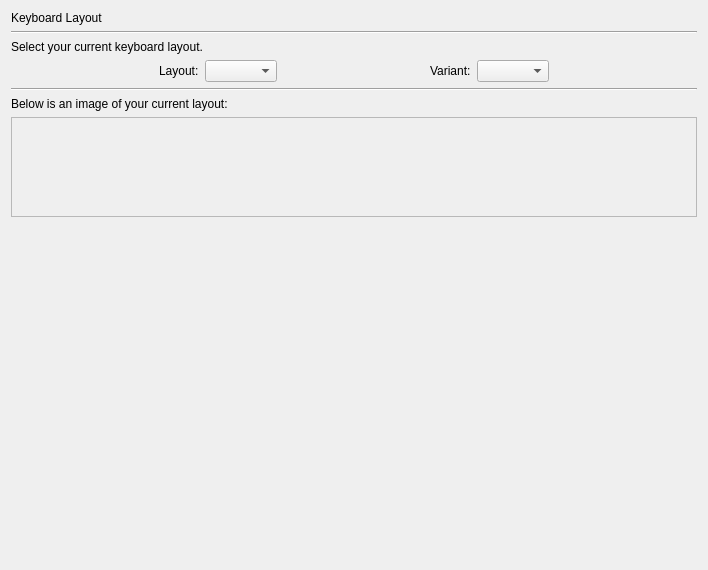
The window that gui/qt/stepKeyboardConf.ui (chenhan1218/ubiquity) describes before a commit, drawn with Qt 5.
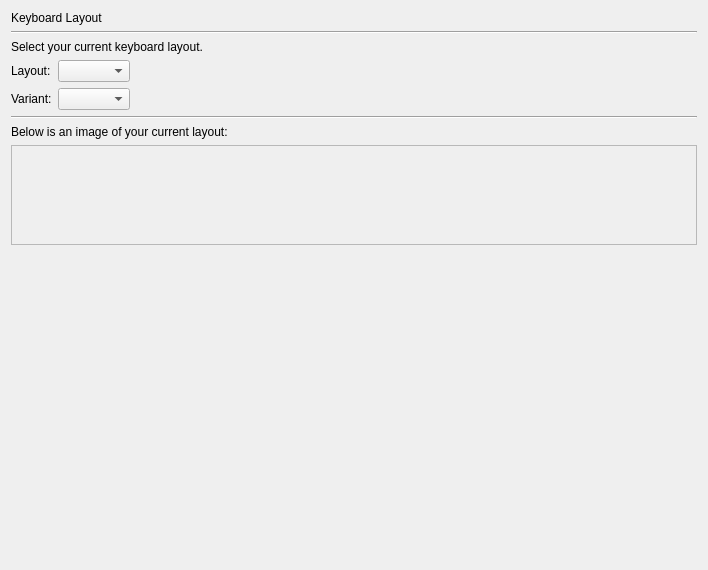
The same window after the commit.

Commit message: Move "keyboard variant" combobox to its own line, otherwise it is not possible to read its content.

The edit to the form file:
```diff
--- a/gui/qt/stepKeyboardConf.ui
+++ b/gui/qt/stepKeyboardConf.ui
@@ -45,66 +45,30 @@
     </widget>
    </item>
    <item>
-    <layout class="QHBoxLayout" name="horizontalLayout_5">
-     <item>
-      <spacer name="horizontalSpacer_11">
-       <property name="orientation">
-        <enum>Qt::Horizontal</enum>
-       </property>
-       <property name="sizeHint" stdset="0">
-        <size>
-         <width>40</width>
-         <height>20</height>
-        </size>
-       </property>
-      </spacer>
-     </item>
-     <item>
+    <layout class="QFormLayout" name="formLayout">
+     <property name="fieldGrowthPolicy">
+      <enum>QFormLayout::ExpandingFieldsGrow</enum>
+     </property>
+     <item row="0" column="0">
       <widget class="QLabel" name="keyboard_layout_label">
        <property name="text">
         <string>Layout:</string>
        </property>
       </widget>
      </item>
-     <item>
+     <item row="0" column="1">
       <widget class="QComboBox" name="keyboard_layout_combobox"/>
      </item>
-     <item>
-      <spacer name="horizontalSpacer_10">
-       <property name="orientation">
-        <enum>Qt::Horizontal</enum>
-       </property>
-       <property name="sizeHint" stdset="0">
-        <size>
-         <width>40</width>
-         <height>20</height>
-        </size>
-       </property>
-      </spacer>
-     </item>
-     <item>
+     <item row="1" column="0">
       <widget class="QLabel" name="keyboard_variant_label">
        <property name="text">
         <string>Variant:</string>
        </property>
       </widget>
      </item>
-     <item>
+     <item row="1" column="1">
       <widget class="QComboBox" name="keyboard_variant_combobox"/>
      </item>
-     <item>
-      <spacer name="horizontalSpacer_12">
-       <property name="orientation">
-        <enum>Qt::Horizontal</enum>
-       </property>
-       <property name="sizeHint" stdset="0">
-        <size>
-         <width>40</width>
-         <height>20</height>
-        </size>
-       </property>
-      </spacer>
-     </item>
     </layout>
    </item>
    <item>
```
